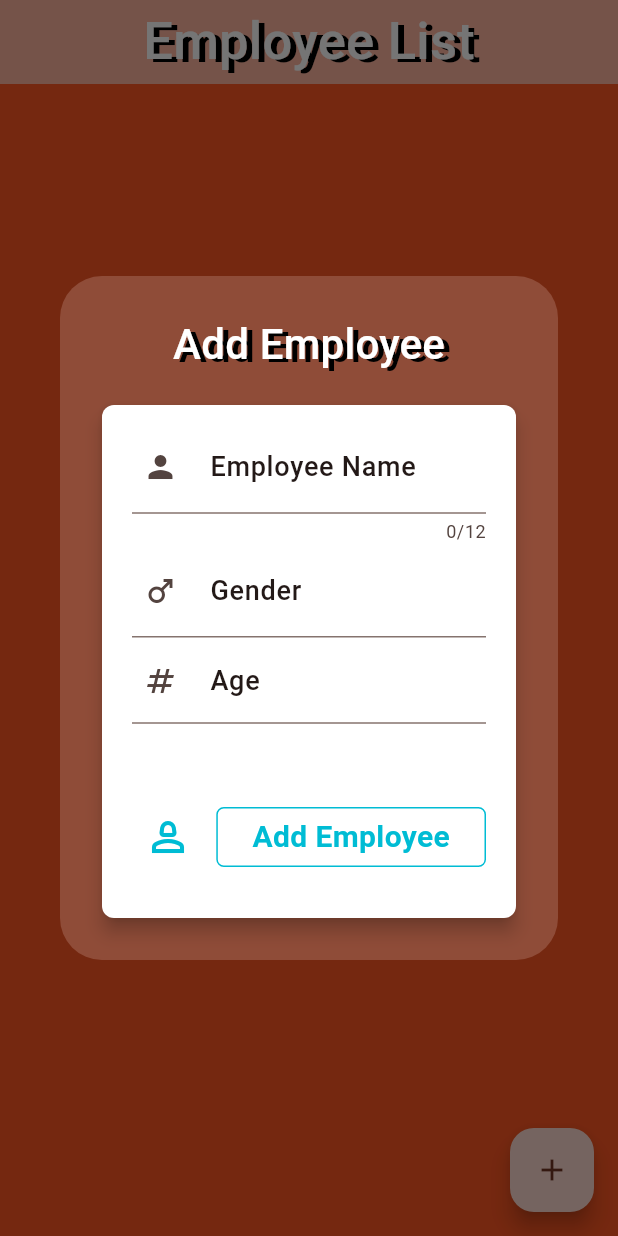
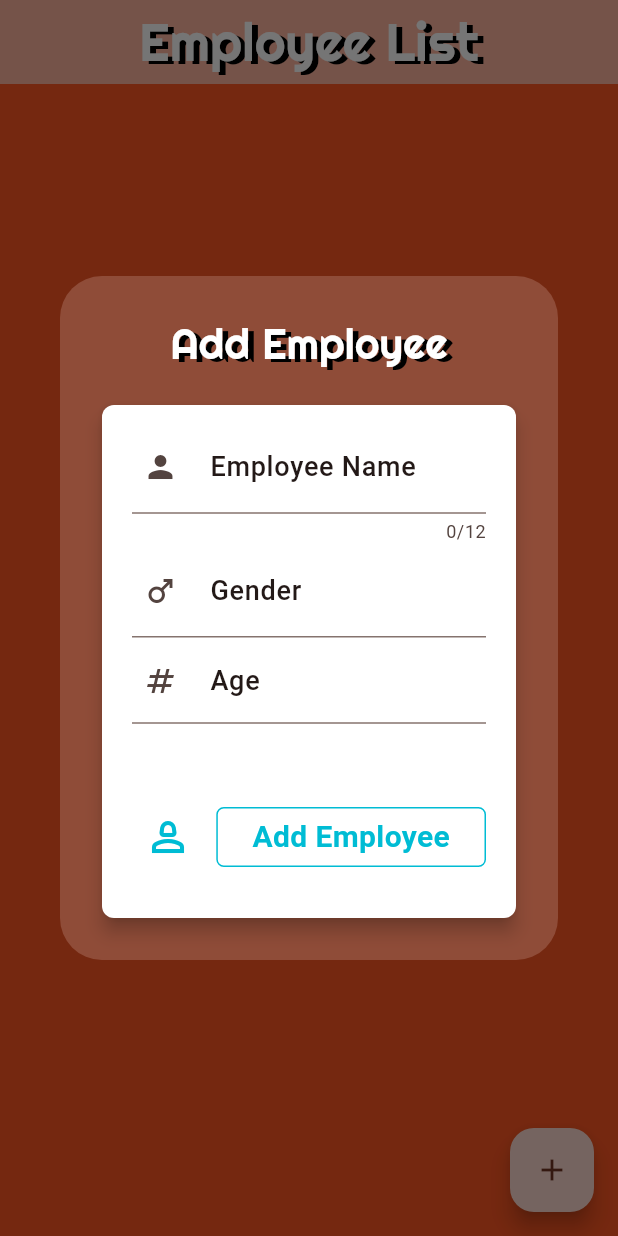
Before and after one commit to NadaMakkawy/task_10, a Flutter app: the screen it shows after launch, after a tap on the "add" icon, on a phone screen of 412 x 824 dp. Run offline on Flutter 3.47's test engine with Material 3 defaults, Android fonts, the phone set to English and light mode, and no system bars; Roboto replaces fonts that are missing (DarkerGrotesque).

Commit message:
added fonts, fixed text controller issue

```diff
--- /dev/null
+++ b/lib/models/employee.dart
@@ -0,0 +1,11 @@
+class Employee {
+  final String name;
+  final int age;
+  final String gender;
+
+  Employee({
+    required this.name,
+    required this.age,
+    required this.gender,
+  });
+}
--- a/lib/widgets/fields_list.dart
+++ b/lib/widgets/fields_list.dart
@@ -4,20 +4,21 @@ import '../models/form_model.dart';
 import 'form_field_widget.dart';
 
 class FieldsList extends StatefulWidget {
-  const FieldsList({super.key});
+  final TextEditingController employeeNameController;
+  const FieldsList({super.key, required this.employeeNameController});
 
   @override
   State<FieldsList> createState() => _FieldsListState();
 }
 
 class _FieldsListState extends State<FieldsList> {
-  var employeeNameController = TextEditingController();
+  // var employeeNameController = TextEditingController();
   var genderController = TextEditingController();
   var ageController = TextEditingController();
 
   @override
   void dispose() {
-    employeeNameController.dispose();
+    widget.employeeNameController.dispose();
     genderController.dispose();
     ageController.dispose();
     super.dispose();
@@ -31,7 +32,7 @@ class _FieldsListState extends State<FieldsList> {
           children: [
             FormFieldWidget(
               formModel: FormModel(
-                controller: employeeNameController,
+                controller: widget.employeeNameController,
                 inputDecoration: textFieldDecoration(
                   context,
                   icon: Icons.person,
--- a/lib/widgets/form_card.dart
+++ b/lib/widgets/form_card.dart
@@ -19,7 +19,7 @@ class FormCard extends StatelessWidget {
               shape: RoundedRectangleBorder(
                 borderRadius: BorderRadius.circular(8),
               ),
-              child: Padding(
+              child: const Padding(
                 padding: EdgeInsets.symmetric(
                   horizontal: 20,
                   vertical: 10,
--- a/lib/widgets/form_widget.dart
+++ b/lib/widgets/form_widget.dart
@@ -3,7 +3,9 @@ import 'package:flutter/material.dart';
 import '../widgets/fields_list.dart';
 
 class FormWidget extends StatefulWidget {
-  const FormWidget({super.key});
+  const FormWidget({
+    super.key,
+  });
 
   @override
   State<FormWidget> createState() => _FormWidgetState();
@@ -22,8 +24,10 @@ class _FormWidgetState extends State<FormWidget> {
       key: formKey,
       child: Column(
         children: [
-          const Expanded(
-            child: FieldsList(),
+          Expanded(
+            child: FieldsList(
+              employeeNameController: employeeNameController,
+            ),
           ),
           Align(
             alignment: Alignment.bottomRight,
@@ -43,7 +47,9 @@ class _FormWidgetState extends State<FormWidget> {
                   OutlinedButton(
                     onPressed: () {
                       if (formKey.currentState!.validate()) {
-                        employeeName = employeeNameController.text;
+                        employeeName = FieldsList(
+                          employeeNameController: employeeNameController,
+                        ).employeeNameController.text;
                         setState(() {});
                       }
                     },
```
Also changed, not shown: pubspec.yaml (+7 -11 lines), fonts/DarkerGrotesque-Medium.ttf (added), fonts/Righteous-Regular.ttf (added).
